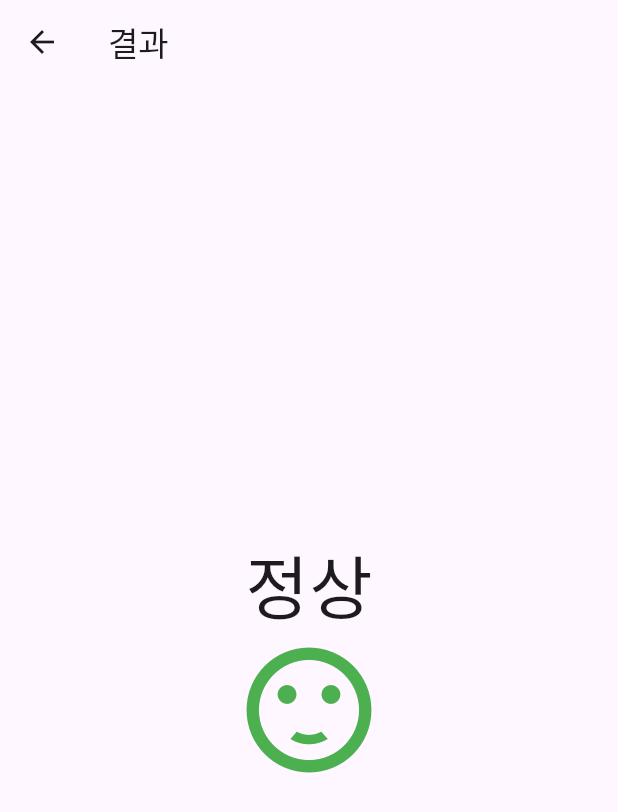
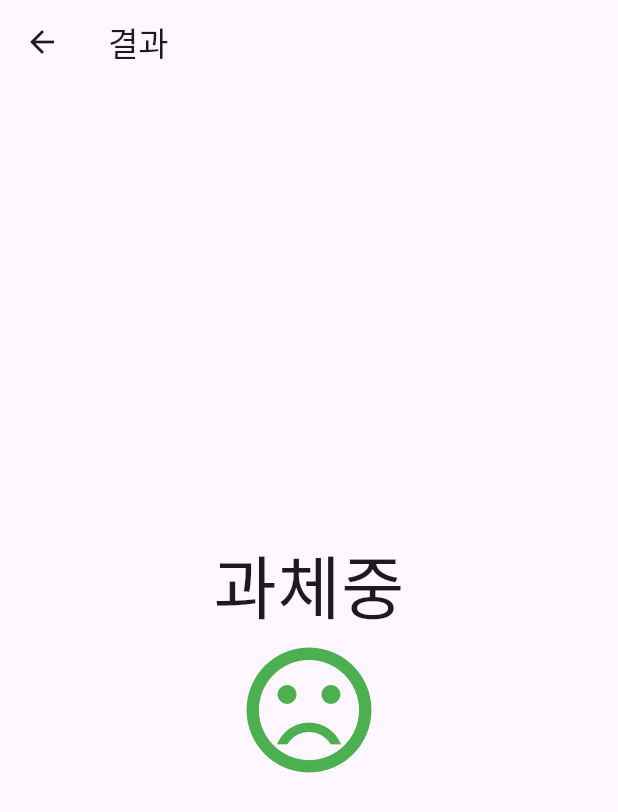
Before and after one commit to hwangtaewook/flutter_bmi_calculator, a Flutter app: the ResultScreen screen opened directly, on a phone screen of 412 x 824 dp. Shown: the top 812 px of the screen. Run offline on Flutter 3.47's test engine with Material 3 defaults, Android fonts, the phone set to English and light mode, and no system bars.

Commit message:
feat : 결과 화면에 if문 분기 처리

```diff
--- a/lib/result/result_screen.dart
+++ b/lib/result/result_screen.dart
@@ -3,14 +3,55 @@ import 'package:flutter/material.dart';
 class ResultScreen extends StatelessWidget {
   final double height;
   final double weight;
+
   const ResultScreen({
     super.key,
     required this.height,
     required this.weight,
   });
 
+  String _calcBmi(double bmi) {
+    String result = '저체중';
+    if (bmi >= 35) {
+      result = '고도비만';
+    } else if (bmi >= 30) {
+      result = '2단계 비만';
+    } else if (bmi >= 25) {
+      result = '1단계 비만';
+    } else if (bmi >= 23) {
+      result = '과체중';
+    } else if (bmi >= 18.5) {
+      result = '정상';
+    }
+    return result;
+  }
+
+  Widget _buildIcon(double bmi) {
+    Icon icon = Icon(
+      Icons.sentiment_dissatisfied,
+      color: Colors.green,
+      size: 100,
+    );
+
+    if (bmi >= 23) {
+      icon = Icon(
+        Icons.sentiment_very_dissatisfied,
+        color: Colors.green,
+        size: 100,
+      );
+    } else if (bmi >= 18.5) {
+      icon = Icon(
+        Icons.sentiment_satisfied,
+        color: Colors.green,
+        size: 100,
+      );
+    }
+    return icon;
+  }
+
   @override
   Widget build(BuildContext context) {
+    final bmi = weight / ((height / 100.0) * (height / 100.0));
     String result = '정상';
 
     return Scaffold(
@@ -22,14 +63,10 @@ class ResultScreen extends StatelessWidget {
           mainAxisAlignment: MainAxisAlignment.center,
           children: [
             Text(
-              result,
+              _calcBmi(bmi),
               style: const TextStyle(fontSize: 46),
             ),
-            const Icon(
-              Icons.sentiment_satisfied,
-              color: Colors.green,
-              size: 100,
-            ),
+            _buildIcon(bmi),
           ],
         ),
       ),
```
